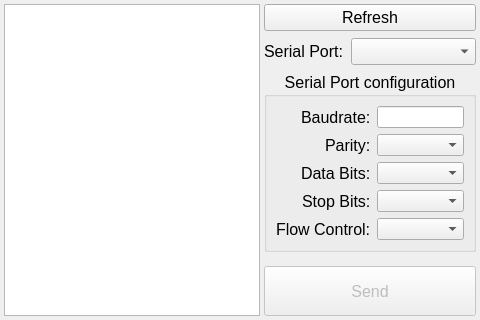
Old version of the form src/ui/loader.ui in the repository simaoamorim/SerialProgramLoader.
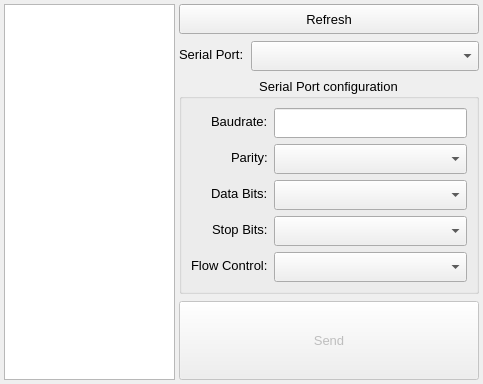
New version of the form.

```diff
--- a/src/ui/loader.ui
+++ b/src/ui/loader.ui
@@ -6,13 +6,19 @@
    <rect>
     <x>0</x>
     <y>0</y>
-    <width>480</width>
-    <height>320</height>
+    <width>483</width>
+    <height>384</height>
    </rect>
   </property>
+  <property name="sizePolicy">
+   <sizepolicy hsizetype="Expanding" vsizetype="Expanding">
+    <horstretch>0</horstretch>
+    <verstretch>0</verstretch>
+   </sizepolicy>
+  </property>
   <property name="font">
    <font>
-    <pointsize>12</pointsize>
+    <pointsize>10</pointsize>
    </font>
   </property>
   <property name="windowTitle">
@@ -21,10 +27,7 @@
   <property name="locale">
    <locale language="English" country="UnitedKingdom"/>
   </property>
-  <layout class="QGridLayout" name="gridLayout_2">
-   <property name="sizeConstraint">
-    <enum>QLayout::SetNoConstraint</enum>
-   </property>
+  <layout class="QGridLayout" name="gridLayout" columnstretch="0,1" columnminimumwidth="0,300">
    <property name="leftMargin">
     <number>4</number>
    </property>
@@ -40,11 +43,14 @@
    <property name="spacing">
     <number>4</number>
    </property>
+   <item row="0" column="0">
+    <widget class="QListWidget" name="programListWidget"/>
+   </item>
    <item row="0" column="1">
     <widget class="QFrame" name="frame">
      <property name="sizePolicy">
       <sizepolicy hsizetype="Expanding" vsizetype="Expanding">
-       <horstretch>1</horstretch>
+       <horstretch>0</horstretch>
        <verstretch>0</verstretch>
       </sizepolicy>
      </property>
@@ -67,6 +73,25 @@
       <property name="bottomMargin">
        <number>0</number>
       </property>
+      <item row="1" column="0" colspan="2">
+       <widget class="QPushButton" name="updateProgramListButton">
+        <property name="sizePolicy">
+         <sizepolicy hsizetype="Minimum" vsizetype="Fixed">
+          <horstretch>1</horstretch>
+          <verstretch>0</verstretch>
+         </sizepolicy>
+        </property>
+        <property name="minimumSize">
+         <size>
+          <width>0</width>
+          <height>30</height>
+         </size>
+        </property>
+        <property name="text">
+         <string>Refresh</string>
+        </property>
+       </widget>
+      </item>
       <item row="2" column="0">
        <widget class="QLabel" name="port_label">
         <property name="text">
@@ -75,7 +100,14 @@
        </widget>
       </item>
       <item row="2" column="1">
-       <widget class="QComboBox" name="serialPortChooser"/>
+       <widget class="QComboBox" name="serialPortChooser">
+        <property name="minimumSize">
+         <size>
+          <width>0</width>
+          <height>30</height>
+         </size>
+        </property>
+       </widget>
       </item>
       <item row="3" column="0" colspan="2">
        <widget class="QGroupBox" name="groupBox">
@@ -125,7 +157,14 @@
           </widget>
          </item>
          <item row="1" column="1">
-          <widget class="QComboBox" name="parityChooser"/>
+          <widget class="QComboBox" name="parityChooser">
+           <property name="minimumSize">
+            <size>
+             <width>0</width>
+             <height>30</height>
+            </size>
+           </property>
+          </widget>
          </item>
          <item row="2" column="0">
           <widget class="QLabel" name="label_2">
@@ -138,7 +177,14 @@
           </widget>
          </item>
          <item row="2" column="1">
-          <widget class="QComboBox" name="dataBitsChooser"/>
+          <widget class="QComboBox" name="dataBitsChooser">
+           <property name="minimumSize">
+            <size>
+             <width>0</width>
+             <height>30</height>
+            </size>
+           </property>
+          </widget>
          </item>
          <item row="3" column="0">
           <widget class="QLabel" name="label_3">
@@ -151,10 +197,24 @@
           </widget>
          </item>
          <item row="3" column="1">
-          <widget class="QComboBox" name="stopBitsChooser"/>
+          <widget class="QComboBox" name="stopBitsChooser">
+           <property name="minimumSize">
+            <size>
+             <width>0</width>
+             <height>30</height>
+            </size>
+           </property>
+          </widget>
          </item>
          <item row="4" column="1">
-          <widget class="QComboBox" name="flowControlChooser"/>
+          <widget class="QComboBox" name="flowControlChooser">
+           <property name="minimumSize">
+            <size>
+             <width>0</width>
+             <height>30</height>
+            </size>
+           </property>
+          </widget>
          </item>
          <item row="4" column="0">
           <widget class="QLabel" name="label">
@@ -164,48 +224,29 @@
           </widget>
          </item>
          <item row="0" column="1">
-          <widget class="QLineEdit" name="baudRateInput"/>
+          <widget class="QLineEdit" name="baudRateInput">
+           <property name="minimumSize">
+            <size>
+             <width>0</width>
+             <height>30</height>
+            </size>
+           </property>
+          </widget>
          </item>
         </layout>
        </widget>
       </item>
-      <item row="1" column="0" colspan="2">
-       <widget class="QPushButton" name="updateProgramListButton">
-        <property name="text">
-         <string>Refresh</string>
-        </property>
-       </widget>
-      </item>
-      <item row="4" column="1">
-       <spacer name="verticalSpacer">
-        <property name="orientation">
-         <enum>Qt::Vertical</enum>
-        </property>
-        <property name="sizeHint" stdset="0">
-         <size>
-          <width>20</width>
-          <height>40</height>
-         </size>
-        </property>
-       </spacer>
-      </item>
-      <item row="5" column="0" colspan="2">
+      <item row="4" column="0" colspan="2">
        <widget class="QPushButton" name="sendButton">
         <property name="enabled">
          <bool>false</bool>
         </property>
         <property name="sizePolicy">
          <sizepolicy hsizetype="Minimum" vsizetype="Minimum">
-          <horstretch>0</horstretch>
-          <verstretch>0</verstretch>
+          <horstretch>1</horstretch>
+          <verstretch>1</verstretch>
          </sizepolicy>
         </property>
-        <property name="minimumSize">
-         <size>
-          <width>0</width>
-          <height>50</height>
-         </size>
-        </property>
         <property name="text">
          <string>Send</string>
         </property>
@@ -214,28 +255,6 @@
      </layout>
     </widget>
    </item>
-   <item row="0" column="0">
-    <widget class="QListWidget" name="programListWidget">
-     <property name="sizePolicy">
-      <sizepolicy hsizetype="Minimum" vsizetype="Minimum">
-       <horstretch>0</horstretch>
-       <verstretch>0</verstretch>
-      </sizepolicy>
-     </property>
-     <property name="isWrapping" stdset="0">
-      <bool>false</bool>
-     </property>
-     <property name="resizeMode">
-      <enum>QListView::Adjust</enum>
-     </property>
-     <property name="spacing">
-      <number>10</number>
-     </property>
-     <property name="selectionRectVisible">
-      <bool>true</bool>
-     </property>
-    </widget>
-   </item>
   </layout>
  </widget>
  <resources/>
```
